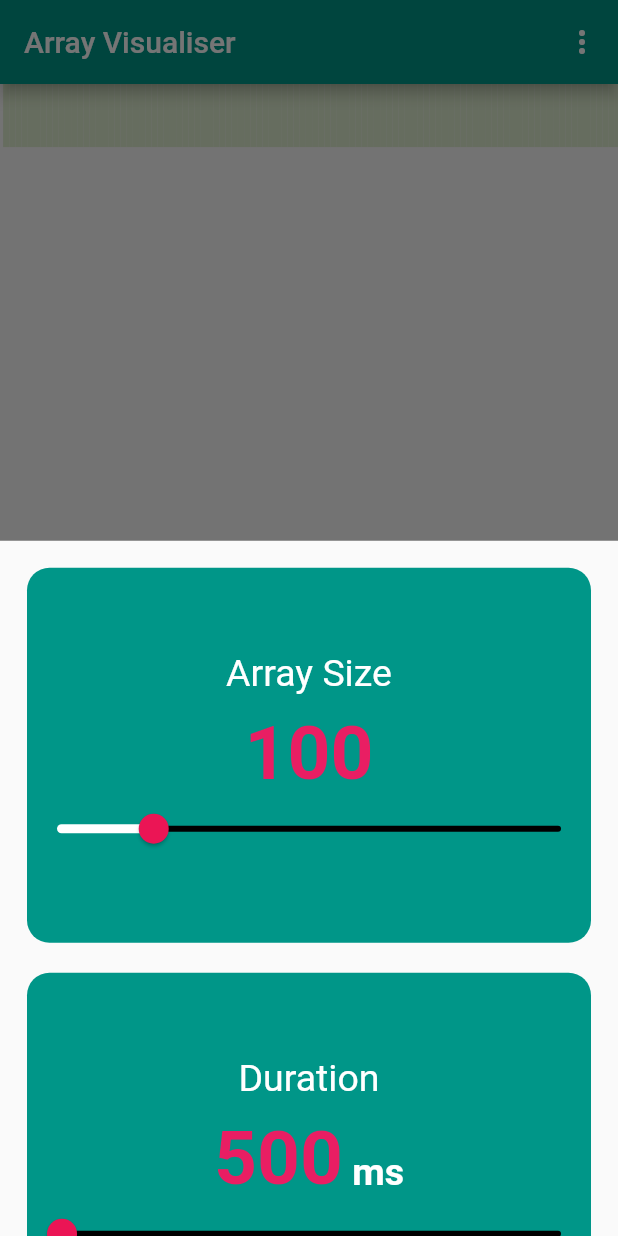
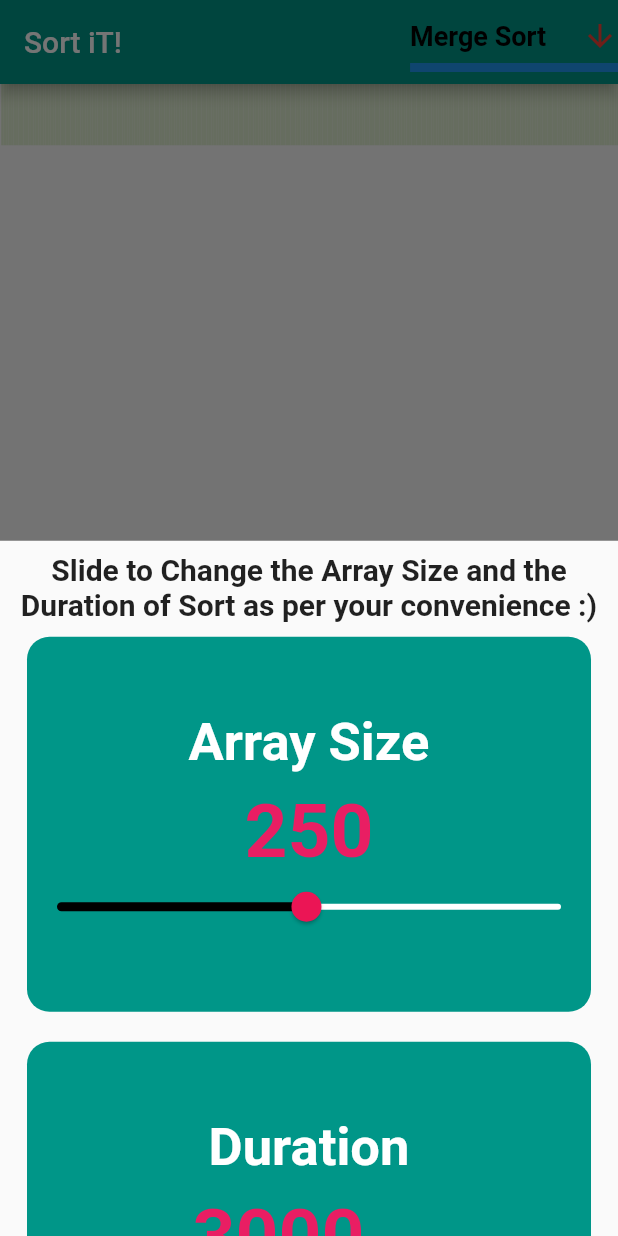
Before and after one commit to singhalpranav22/Array-Visualiser-App, a Flutter app: the screen it shows after launch, item 3 of the bottom bar chosen, on a phone screen of 412 x 824 dp. Run offline on Flutter 3.47's test engine with Material 2 defaults, Android fonts, the phone set to English and light mode, and no system bars.

Commit message:
Added Functionality to change sorting algo & added launch icon/splash screen.

```diff
--- a/lib/components/cardview.dart
+++ b/lib/components/cardview.dart
@@ -110,3 +110,8 @@ class cardView extends StatelessWidget {
 //        ),),
 //          ),);
 //        });
+
+//() async
+//{
+//await quickSort(0,arraysize-1);
+//}
--- a/lib/screens/test.dart
+++ b/lib/screens/test.dart
@@ -17,18 +17,53 @@ class TestScreen extends StatefulWidget {
 class _TestScreen extends State<TestScreen> {
 
   int s=0;
-  int arraysize=100;
-   var duration=500;
+  int arraysize=250;
+   var duration=3000;
+   String dropdownValue="Merge Sort";
   List<int> nums=[];
   StreamController<List<int>> _streamController;
   Stream<List<int>> _stream;
 
   void handleClick(String value) {
     switch (value) {
-      case 'Logout':
+      case 'Merge Sort':
+
+        setState(() {
+          s=0;
+        });
+
+          break;
+
+      case 'Quick Sort':
+        setState(() {
+          s=1;
+          print(s);
+        });
+
         break;
-      case 'Settings':
+
+      case 'Selection Sort':
+        setState(() {
+          s=2;
+          print(s);
+        });
+
         break;
+      case 'Bubble Sort':
+        setState(() {
+          s=3;
+          print(s);
+        });
+
+        break;
+      case 'Insertion Sort':
+        setState(() {
+          s=4;
+          print(s);
+        });
+
+        break;
+
     }
   }
  menu()
@@ -44,6 +79,14 @@ class _TestScreen extends State<TestScreen> {
                child: ListView(
                  padding: const EdgeInsets.all(8),
                  children: <Widget> [
+                   Text(
+                     "Slide to Change the Array Size and the Duration of Sort as per your convenience :)",
+                     textAlign: TextAlign.center,
+                     style: TextStyle(
+                       fontSize: 20.0,
+                       fontWeight: FontWeight.bold,
+                     ),
+                   ),
                    cardView(Colors.teal,250,
                      Column(
                        crossAxisAlignment: CrossAxisAlignment.center,
@@ -52,7 +95,8 @@ class _TestScreen extends State<TestScreen> {
                          Text(
                            "Array Size",
                            style: TextStyle(
-                             fontSize: 25.0,
+                             fontSize: 35.0,
+                             fontWeight: FontWeight.bold,
                              color: Colors.white,
 
                            ),
@@ -83,7 +127,7 @@ class _TestScreen extends State<TestScreen> {
                          ),
                          SliderTheme(
                            data: SliderTheme.of(context).copyWith(
-                             activeTrackColor: Colors.white,
+                             activeTrackColor: Colors.black,
                              thumbColor: Color(0xFFEB1555),
                              overlayColor: Color(0x29EB1555),
                              overlayShape: RoundSliderOverlayShape(overlayRadius: 20.0),
@@ -95,7 +139,7 @@ class _TestScreen extends State<TestScreen> {
                              value: arraysize.toDouble(),
 
 
-                             inactiveColor: Colors.black,
+                             inactiveColor: Colors.white,
 
                              onChanged: (double value){
 
@@ -119,7 +163,8 @@ class _TestScreen extends State<TestScreen> {
                          Text(
                            "Duration",
                            style: TextStyle(
-                             fontSize: 25.0,
+                             fontSize: 35.0,
+                             fontWeight: FontWeight.bold,
                              color: Colors.white,
 
                            ),
@@ -158,19 +203,19 @@ class _TestScreen extends State<TestScreen> {
                          ),
                          SliderTheme(
                            data: SliderTheme.of(context).copyWith(
-                             activeTrackColor: Colors.white,
+                             activeTrackColor: Colors.black,
                              thumbColor: Color(0xFFEB1555),
                              overlayColor: Color(0x29EB1555),
                              overlayShape: RoundSliderOverlayShape(overlayRadius: 20.0),
                              thumbShape: RoundSliderThumbShape(enabledThumbRadius: 10.0),
                            ),
                            child: Slider(
-                             max: 50000,
+                             max: 5000,
                              min: 1,
                              value: duration.toDouble(),
 
 
-                             inactiveColor: Colors.black,
+                             inactiveColor: Colors.white,
 
                              onChanged: (double value){
 
@@ -382,22 +427,117 @@ class _TestScreen extends State<TestScreen> {
   @override
   Widget build(BuildContext context) {
 
+
+    String title;
+
+    switch(s)
+    {
+      case 0:
+        title="Merge Sort";
+        break;
+      case 1:
+        title="Quick Sort";
+        break;
+      case 2:
+        title="Selection Sort";
+        break;
+      case 3:
+        title="Bubble Sort";
+        break;
+      case 4:
+        title="Insertion Sort";
+        break;
+
+    }
     return Scaffold(
       appBar: AppBar(
 
-        title: Text(widget.title),
+        title: Text("Sort iT!"),
         actions: <Widget>[
-          PopupMenuButton<String>(
-            onSelected: handleClick,
-            itemBuilder: (BuildContext context) {
-              return {'Logout', 'Settings'}.map((String choice) {
-                return PopupMenuItem<String>(
-                  value: choice,
-                  child: Text(choice),
-                );
-              }).toList();
+//          PopupMenuButton<String>(
+//            color: Colors.white,
+//            onSelected: handleClick,
+//            itemBuilder: (BuildContext context) {
+//              return {'Merge Sort', 'Quick Sort',
+//              'Selection Sort','Bubble Sort','Insertion Sort'
+//              }.map((String choice) {
+//                return PopupMenuItem<String>(
+//                  value: choice,
+//                  child: Text(choice),
+//                );
+//              }).toList();
+//            },
+//          ),
+          DropdownButton<String>(
+            hint: Text("Change Algo"),
+            value: dropdownValue,
+            icon: Icon(Icons.arrow_downward,
+            color: Colors.red,),
+            iconSize: 24,
+            elevation: 16,
+            style: TextStyle(color: Colors.black,
+            fontWeight: FontWeight.bold,
+            fontSize:  18.0
+            ,),
+            underline: Container(
+              height: 6,
+              color: Colors.blue,
+            ),
+            onChanged: (String newValue) {
+              setState(() {
+                switch (newValue) {
+                  case 'Merge Sort':
+
+                    setState(() {
+                      s=0;
+                    });
+
+                    break;
+
+                  case 'Quick Sort':
+                    setState(() {
+                      s=1;
+                      print(s);
+                    });
+
+                    break;
+
+                  case 'Selection Sort':
+                    setState(() {
+                      s=2;
+                      print(s);
+                    });
+
+                    break;
+                  case 'Bubble Sort':
+                    setState(() {
+                      s=3;
+                      print(s);
+                    });
+
+                    break;
+                  case 'Insertion Sort':
+                    setState(() {
+                      s=4;
+                      print(s);
+                    });
+
+                    break;
+
+                }
+
+                title = newValue;
+              });
             },
-          ),
+            items: <String>['Merge Sort', 'Quick Sort',
+            'Selection Sort','Bubble Sort','Insertion Sort']
+                .map<DropdownMenuItem<String>>((String value) {
+              return DropdownMenuItem<String>(
+                value: value,
+                child: Text(value),
+              );
+            }).toList(),
+          )
         ],
       ),body: Container(
 
@@ -429,35 +569,70 @@ class _TestScreen extends State<TestScreen> {
       Expanded(
            child: FlatButton(
 
-             onPressed: () async
-             {
-               await quickSort(0,arraysize-1);
+  color: Colors.red,
+             onPressed:
+             () async{
+
+               switch (s)
+               {
+                 case 0:
+                   await mergeSort(0,arraysize-1);
+                   break;
+                 case 1:
+                   await quickSort(0,arraysize-1);
+                   break;
+                 case 2:
+                    selectionSort();
+                   break;
+                 case 3:
+                   bubblesort();
+                   break;
+                 case 4:
+                   insertionSort();
+                   break;
+
+               }
              }
 
 
              ,
              child: Text(
-                 "SORT"
+                 title,
+               textAlign: TextAlign.center,
+               style: TextStyle(
+                 fontWeight: FontWeight.bold,
+               ),
              ),
            ),
          ),
          Expanded(
            child: FlatButton(
+color: Colors.blue,
              onPressed: randomise,
              child: Text(
-                 "RANDOMISE"
+                 "RANDOMISE",
+               textAlign: TextAlign.center,
+               style: TextStyle(
+                 fontWeight: FontWeight.bold,
+               ),
              ),
            ),
          ),
          Expanded(
            child: FlatButton(
+             color: Colors.yellow,
              onPressed: (){
                setState(() {
                 menu();
                });
              },
              child: Text(
-                 "Change Dimensions"
+                 "SETTINGS",
+               textAlign: TextAlign.center,
+               style: TextStyle(
+                 fontWeight: FontWeight.bold,
+
+               ),
              ),
            ),
          )
```
Also changed, not shown: 8 other files.
